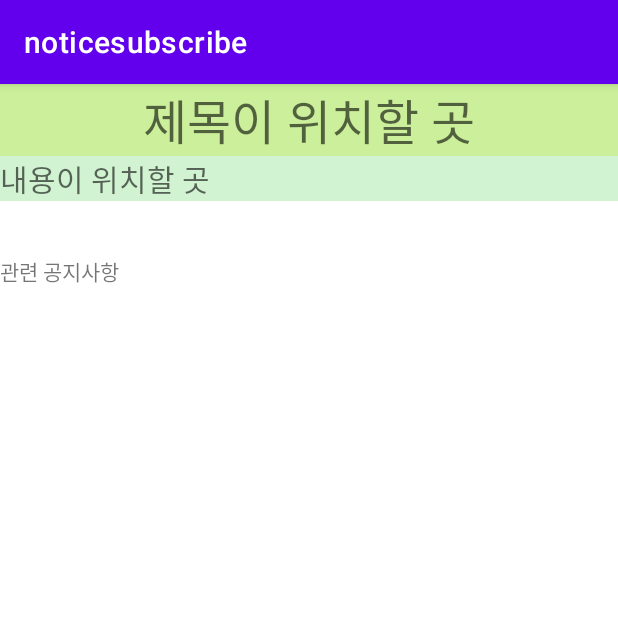
After one commit to yelimahn/skkuNotice, an Android app: the NoticeClickActivity screen opened directly, with no data from a screen before it, on a phone screen of 412 x 824 dp, the top half of it. The commit adds this screen. Run offline under Robolectric (Android 15) with nearby library versions, the phone set to English and light mode, and no system bars.

Commit message:
공지사항 누르면 새로운 페이지 나오게
1915

```diff
--- a/noticesubscribe/app/src/main/AndroidManifest.xml
+++ b/noticesubscribe/app/src/main/AndroidManifest.xml
@@ -10,15 +10,19 @@
         android:supportsRtl="true"
         android:theme="@style/Theme.Noticesubscribe">
         <activity
+            android:name=".NoticeClickActivity"
+            android:exported="true" />
+        <activity
             android:name=".KeywordEditActivity"
-            android:parentActivityName=".MainActivity">
-        </activity>
+            android:parentActivityName=".MainActivity"></activity>
         <activity android:name=".MainActivity">
             <intent-filter>
                 <action android:name="android.intent.action.MAIN" />
+
                 <category android:name="android.intent.category.LAUNCHER" />
             </intent-filter>
         </activity>
+
         <service android:name=".MyFirebaseMessagingService">
             <intent-filter>
                 <action android:name="com.google.firebase.MESSAGING_EVENT" />
--- /dev/null
+++ b/noticesubscribe/app/src/main/java/com/example/noticesubscribe/NoticeClickActivity.kt
@@ -0,0 +1,45 @@
+package com.example.noticesubscribe
+
+import android.content.Intent
+import androidx.appcompat.app.AppCompatActivity
+import android.os.Bundle
+import android.renderscript.ScriptGroup
+import android.util.Log
+import com.example.noticesubscribe.databinding.ActivityKeywordEditBinding
+import com.example.noticesubscribe.databinding.ActivityNoticeClickBinding
+
+class NoticeClickActivity : AppCompatActivity() {
+
+    private var noticeClickBinding: ActivityNoticeClickBinding? = null
+    private val binding get() = noticeClickBinding!!
+
+    //intent를 keywordadapter.kt로부터 전달받기 위한 코드 - 0808작성
+//    var dateOfaNotice = intent.getStringExtra("data")
+//    var visitedOfaNotice = intent.getStringExtra("visited")
+//    var linkOfaNotice = intent.getStringExtra("link")
+//    var contentOfaNotice = intent.getStringExtra("content")
+
+
+
+    override fun onCreate(savedInstanceState: Bundle?) {
+        super.onCreate(savedInstanceState)
+        noticeClickBinding = ActivityNoticeClickBinding.inflate(layoutInflater)
+        setContentView(binding.root)
+        // 밑의 코드는 단순 확인용
+//        if (titleOfaNotice != null){
+//            Log.d("notnull", "눌이 아니다")
+//        } else{
+//            Log.d("notnull", "눌이다")
+//
+//        }
+        var titleOfaNotice = intent?.getStringExtra("title")
+        var contentOfaNotice = intent?.getStringExtra("Ncontent")
+        binding.NoticeTitle.text = titleOfaNotice
+        binding.NoticeContent.text = contentOfaNotice
+        //차후에 내용 받아오면 이거 지우면 된다
+        //binding.NoticeContent = contentOfaNotice
+
+    }
+
+
+}
--- a/noticesubscribe/app/src/main/java/com/example/noticesubscribe/noticeadapter.kt
+++ b/noticesubscribe/app/src/main/java/com/example/noticesubscribe/noticeadapter.kt
@@ -2,14 +2,11 @@ package com.example.noticesubscribe
 
 import android.content.Context
 import android.content.Intent
-import android.net.Uri
-import android.os.Bundle
-import android.text.Layout
+import android.util.Log
 import android.view.LayoutInflater
 import android.view.View
 import android.view.ViewGroup
 import android.widget.Button
-import android.widget.ImageView
 import android.widget.TextView
 import androidx.core.content.ContextCompat.startActivity
 import androidx.recyclerview.widget.RecyclerView
@@ -39,9 +36,30 @@ class NoticeAdapter( val parentContext: Context,val noticeList: ArrayList<Notice
         holder.date.text = noticeList.get(position).date
         holder.visited.text = noticeList.get(position).visited
         holder.link.text = noticeList.get(position).link
+        holder.text.text = noticeList.get(position).text
+        holder.itemView.setOnClickListener {
+//            여기 아래 3줄은 크롬으로 바로 창을 여는 코드이다
+//            Log.d("noticeadapter", "여기에서의 명령을 실행한거")
+//            val intent = Intent(Intent.ACTION_VIEW, Uri.parse("https://www.skku.edu/skku/campus/skk_comm/notice01.do"+holder.link.text.toString()))
+//            startActivity(parentContext, intent, null)
 
-        holder.itemView.setOnClickListener {
-            val intent = Intent(Intent.ACTION_VIEW, Uri.parse("https://www.skku.edu/skku/campus/skk_comm/notice01.do"+holder.link.text.toString()))
+            // 공지사항을 누르면 NoticeClickActivity 실행함
+            val intent = Intent(parentContext, NoticeClickActivity::class.java).apply {
+                putExtra("title", holder.title.text.toString())
+                putExtra("Ncontent", holder.text.text.toString())
+
+//            putExtra("date", holder.date.text)
+//            putExtra("visited", holder.visited.text)
+//            putExtra("link", holder.link.text)
+                //나중에 같은 방법으로 내용까지 넣을 때 이 주석을 사용하면 된다
+            }
+            //intent에 전달할 정보를 더 넣어서 새로운 엑티비티에 건내준다 -창
+            if (holder.text.text.toString() != null){
+                Log.d("notnull", "${holder.text.text.toString()}")
+            } else{
+                Log.d("notnull", "눌이다")
+
+            }
             startActivity(parentContext, intent, null)
         }
 
@@ -67,7 +85,7 @@ class NoticeAdapter( val parentContext: Context,val noticeList: ArrayList<Notice
         val visited = itemView.findViewById<TextView>(R.id.visitedView) // 조회수
         val link = itemView.findViewById<TextView>(R.id.linkView) // 링크
         val scrap = itemView.findViewById<Button>(R.id.bt_keep_button)
-
+        val text = itemView.findViewById<TextView>(R.id.text) //내용
     }
 
 
--- a/noticesubscribe/app/src/main/java/com/example/noticesubscribe/notices.kt
+++ b/noticesubscribe/app/src/main/java/com/example/noticesubscribe/notices.kt
@@ -15,5 +15,6 @@ data class Notice(
     @PrimaryKey var title: String = "",
     @ColumnInfo(name="date") var date: String = "",
     @ColumnInfo(name="visited") var visited: String = "",
-    @ColumnInfo(name="link") var link: String = ""
+    @ColumnInfo(name="link") var link: String = "",
+    @ColumnInfo(name="text") var text: String = ""
 )
--- /dev/null
+++ b/noticesubscribe/app/src/main/res/layout/activity_notice_click.xml
@@ -0,0 +1,58 @@
+<?xml version="1.0" encoding="utf-8"?>
+<ScrollView xmlns:android="http://schemas.android.com/apk/res/android"
+    xmlns:app="http://schemas.android.com/apk/res-auto"
+    xmlns:tools="http://schemas.android.com/tools"
+    android:layout_width="match_parent"
+    android:layout_height="match_parent"
+    tools:context=".NoticeClickActivity">
+
+
+    <LinearLayout
+        android:layout_width="match_parent"
+        android:layout_height="wrap_content"
+        android:orientation="vertical">
+        <TextView
+            android:id="@+id/NoticeTitle"
+            android:layout_width="match_parent"
+            android:layout_height="wrap_content"
+            android:background="#CBEF9A"
+            android:gravity="center"
+            android:hint="제목이 위치할 곳"
+            android:textColor="@color/black"
+            android:textSize="32sp"
+            app:layout_constraintEnd_toEndOf="parent"
+            app:layout_constraintStart_toStartOf="parent"
+            app:layout_constraintTop_toTopOf="parent" />
+
+        <TextView
+            android:id="@+id/NoticeContent"
+            android:layout_width="match_parent"
+            android:layout_height="wrap_content"
+            android:background="#D1F3D2"
+            android:hint="내용이 위치할 곳"
+            android:textColor="@color/black"
+            android:textSize="20sp"
+            app:layout_constraintEnd_toEndOf="parent"
+            app:layout_constraintHorizontal_bias="1.0"
+            app:layout_constraintStart_toStartOf="parent"
+            app:layout_constraintTop_toBottomOf="@+id/NoticeTitle" />
+
+        <TextView
+            android:id="@+id/textRelatedNotice"
+            android:layout_width="wrap_content"
+            android:layout_height="wrap_content"
+            android:layout_marginTop="36dp"
+            android:text="관련 공지사항"
+            app:layout_constraintEnd_toEndOf="parent"
+            app:layout_constraintStart_toStartOf="parent"
+            app:layout_constraintTop_toBottomOf="@+id/NoticeContent" />
+
+        <androidx.recyclerview.widget.RecyclerView
+            android:layout_width="match_parent"
+            android:layout_height="wrap_content"
+            app:layout_constraintEnd_toEndOf="parent"
+            app:layout_constraintStart_toStartOf="parent"
+            app:layout_constraintTop_toBottomOf="@+id/textRelatedNotice" />
+
+    </LinearLayout>
+</ScrollView>
--- a/noticesubscribe/build.gradle
+++ b/noticesubscribe/build.gradle
@@ -7,7 +7,7 @@ buildscript {
     }
     dependencies {
         classpath "com.android.tools.build:gradle:4.2.2"
-        classpath "org.jetbrains.kotlin:kotlin-gradle-plugin:$kotlin_version"
+        classpath "org.jetbrains.kotlin:kotlin-gradle-plugin:1.5.21"
         classpath 'com.google.gms:google-services:4.3.10'
 
         // NOTE: Do not place your application dependencies here; they belong
```
